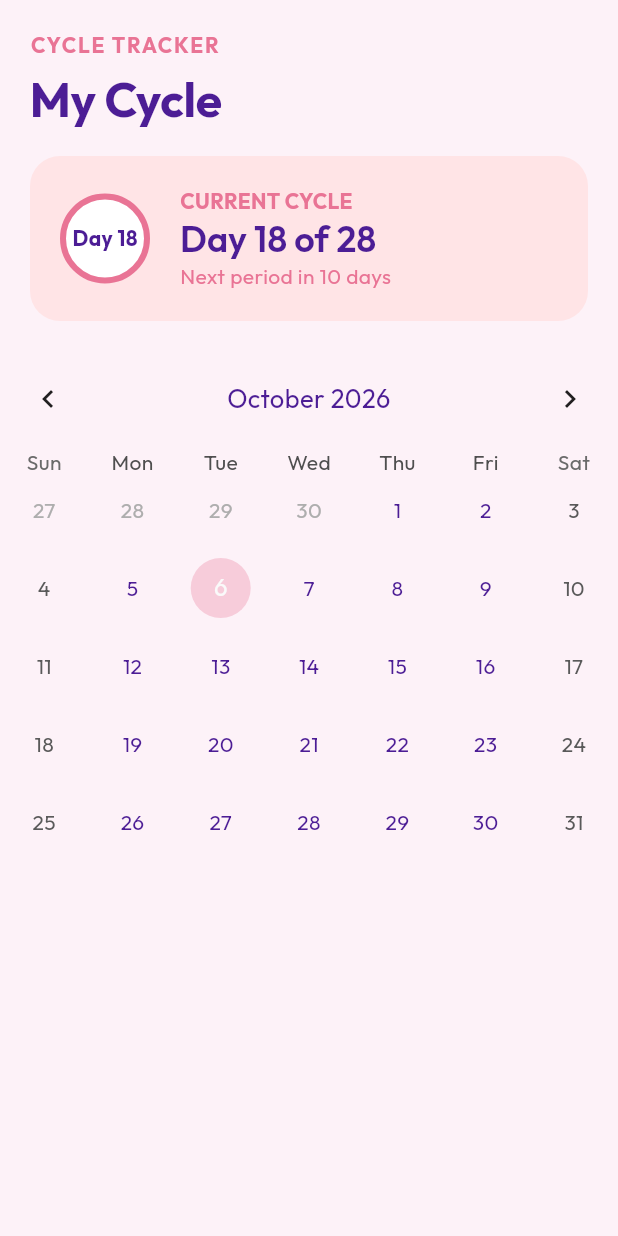
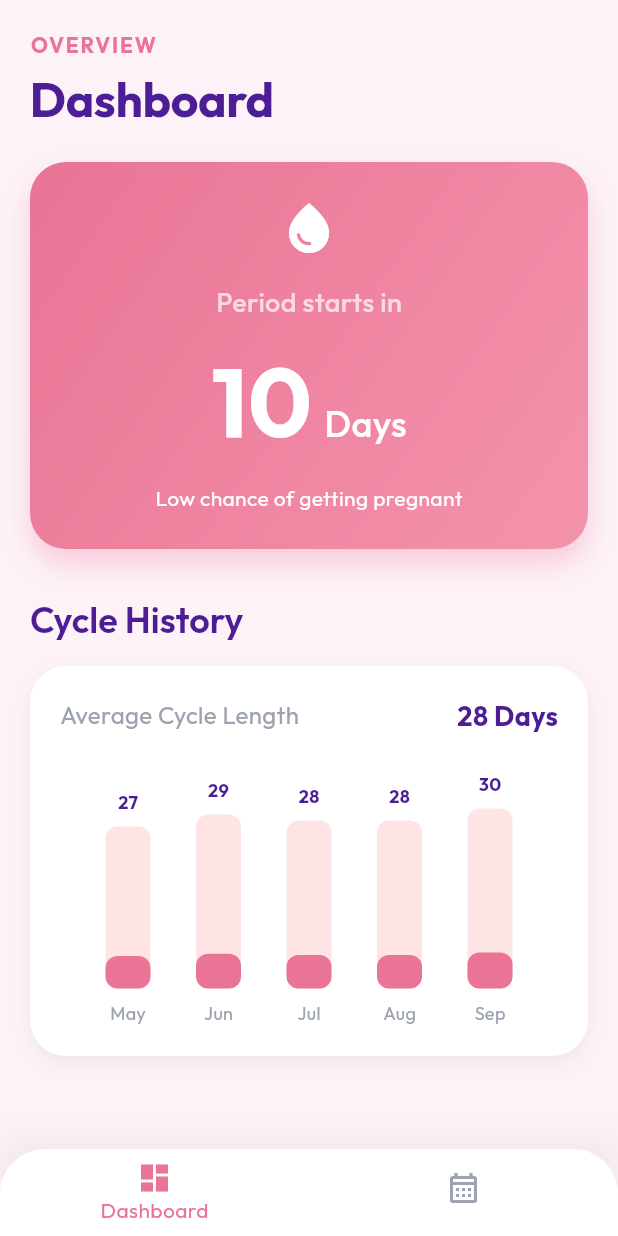
Before and after one commit to sathira21/CycleTracket, a Flutter app: the screen it shows after launch, on a phone screen of 412 x 824 dp. Run offline on Flutter 3.47's test engine with Material 3 defaults, Android fonts, the phone set to English and light mode, and no system bars; drawn by our look-alikes of table_calendar; our stand-ins replace google_fonts, hive, hive_flutter; accounts and stored records are empty.

Commit message:
Add Dashboard Screen and Bottom Navigation Bar

```diff
--- a/lib/main.dart
+++ b/lib/main.dart
@@ -1,7 +1,7 @@
 import 'package:flutter/material.dart';
 import 'services/local_storage_service.dart';
 import 'theme/app_theme.dart';
-import 'screens/calendar_screen.dart';
+import 'screens/main_screen.dart';
 
 void main() async {
   WidgetsFlutterBinding.ensureInitialized();
@@ -17,7 +17,7 @@ class CycleCareApp extends StatelessWidget {
     return MaterialApp(
       title: 'Cycle Care',
       theme: AppTheme.lightTheme,
-      home: const CalendarScreen(),
+      home: const MainScreen(),
       debugShowCheckedModeBanner: false,
     );
   }
--- /dev/null
+++ b/lib/screens/dashboard_screen.dart
@@ -0,0 +1,144 @@
+import 'package:flutter/material.dart';
+import '../theme/app_theme.dart';
+import 'dart:math';
+
+class DashboardScreen extends StatelessWidget {
+  const DashboardScreen({super.key});
+
+  @override
+  Widget build(BuildContext context) {
+    return Scaffold(
+      body: SafeArea(
+        child: SingleChildScrollView(
+          child: Padding(
+            padding: const EdgeInsets.all(20.0),
+            child: Column(
+              crossAxisAlignment: CrossAxisAlignment.start,
+              children: [
+                const Text('OVERVIEW', style: TextStyle(color: AppTheme.primaryColor, fontWeight: FontWeight.bold, letterSpacing: 1.2)),
+                const SizedBox(height: 8),
+                Text('Dashboard', style: Theme.of(context).textTheme.displayLarge),
+                const SizedBox(height: 24),
+
+                // 1. Countdown Card
+                Container(
+                  width: double.infinity,
+                  padding: const EdgeInsets.all(24),
+                  decoration: BoxDecoration(
+                    gradient: const LinearGradient(
+                      colors: [AppTheme.primaryColor, Color(0xFFF493AC)],
+                      begin: Alignment.topLeft,
+                      end: Alignment.bottomRight,
+                    ),
+                    borderRadius: BorderRadius.circular(24),
+                    boxShadow: [
+                      BoxShadow(
+                        color: AppTheme.primaryColor.withOpacity(0.3),
+                        blurRadius: 15,
+                        offset: const Offset(0, 10),
+                      )
+                    ]
+                  ),
+                  child: Column(
+                    children: [
+                      const Icon(Icons.water_drop, color: Colors.white, size: 40),
+                      const SizedBox(height: 16),
+                      const Text(
+                        'Period starts in',
+                        style: TextStyle(color: Colors.white70, fontSize: 18, fontWeight: FontWeight.w500),
+                      ),
+                      const SizedBox(height: 8),
+                      Row(
+                        mainAxisAlignment: MainAxisAlignment.center,
+                        crossAxisAlignment: CrossAxisAlignment.baseline,
+                        textBaseline: TextBaseline.alphabetic,
+                        children: const [
+                          Text('10', style: TextStyle(color: Colors.white, fontSize: 64, fontWeight: FontWeight.bold)),
+                          SizedBox(width: 8),
+                          Text('Days', style: TextStyle(color: Colors.white, fontSize: 24, fontWeight: FontWeight.w500)),
+                        ],
+                      ),
+                      const SizedBox(height: 8),
+                      const Text('Low chance of getting pregnant', style: TextStyle(color: Colors.white, fontSize: 14)),
+                    ],
+                  ),
+                ),
+                const SizedBox(height: 32),
+
+                // 2. Monthly Summaries / Graphs
+                Text('Cycle History', style: Theme.of(context).textTheme.titleLarge),
+                const SizedBox(height: 16),
+                Container(
+                  padding: const EdgeInsets.all(20),
+                  decoration: BoxDecoration(
+                    color: Colors.white,
+                    borderRadius: BorderRadius.circular(24),
+                    boxShadow: [
+                      BoxShadow(
+                        color: Colors.black.withOpacity(0.05),
+                        blurRadius: 10,
+                        offset: const Offset(0, 5),
+                      )
+                    ]
+                  ),
+                  child: Column(
+                    children: [
+                      Row(
+                        mainAxisAlignment: MainAxisAlignment.spaceBetween,
+                        children: const [
+                          Text('Average Cycle Length', style: TextStyle(color: AppTheme.textLight, fontSize: 16)),
+                          Text('28 Days', style: TextStyle(color: AppTheme.textDark, fontSize: 18, fontWeight: FontWeight.bold)),
+                        ],
+                      ),
+                      const SizedBox(height: 24),
+                      Row(
+                        mainAxisAlignment: MainAxisAlignment.spaceEvenly,
+                        crossAxisAlignment: CrossAxisAlignment.end,
+                        children: [
+                          _buildBarChartColumn('May', 27, 30),
+                          _buildBarChartColumn('Jun', 29, 30),
+                          _buildBarChartColumn('Jul', 28, 30),
+                          _buildBarChartColumn('Aug', 28, 30),
+                          _buildBarChartColumn('Sep', 30, 30),
+                        ],
+                      ),
+                    ],
+                  ),
+                ),
+              ],
+            ),
+          ),
+        ),
+      ),
+    );
+  }
+
+  Widget _buildBarChartColumn(String month, int length, int maxLength) {
+    double heightFactor = length / maxLength;
+    return Column(
+      children: [
+        Text('$length', style: const TextStyle(color: AppTheme.textDark, fontWeight: FontWeight.bold, fontSize: 12)),
+        const SizedBox(height: 8),
+        Container(
+          width: 30,
+          height: 120 * heightFactor,
+          decoration: BoxDecoration(
+            color: AppTheme.cardColor,
+            borderRadius: BorderRadius.circular(8),
+          ),
+          alignment: Alignment.bottomCenter,
+          child: Container(
+            width: 30,
+            height: (120 * heightFactor) * 0.2, // Simulate period days
+            decoration: BoxDecoration(
+              color: AppTheme.primaryColor,
+              borderRadius: BorderRadius.circular(8),
+            ),
+          ),
+        ),
+        const SizedBox(height: 8),
+        Text(month, style: const TextStyle(color: AppTheme.textLight, fontSize: 12)),
+      ],
+    );
+  }
+}
--- /dev/null
+++ b/lib/screens/main_screen.dart
@@ -0,0 +1,71 @@
+import 'package:flutter/material.dart';
+import '../theme/app_theme.dart';
+import 'dashboard_screen.dart';
+import 'calendar_screen.dart';
+
+class MainScreen extends StatefulWidget {
+  const MainScreen({super.key});
+
+  @override
+  State<MainScreen> createState() => _MainScreenState();
+}
+
+class _MainScreenState extends State<MainScreen> {
+  int _currentIndex = 0;
+
+  final List<Widget> _screens = [
+    const DashboardScreen(),
+    const CalendarScreen(),
+  ];
+
+  @override
+  Widget build(BuildContext context) {
+    return Scaffold(
+      body: IndexedStack(
+        index: _currentIndex,
+        children: _screens,
+      ),
+      bottomNavigationBar: Container(
+        decoration: BoxDecoration(
+          boxShadow: [
+            BoxShadow(
+              color: Colors.black.withOpacity(0.05),
+              blurRadius: 20,
+              offset: const Offset(0, -5),
+            ),
+          ],
+        ),
+        child: ClipRRect(
+          borderRadius: const BorderRadius.vertical(top: Radius.circular(30)),
+          child: BottomNavigationBar(
+            currentIndex: _currentIndex,
+            onTap: (index) {
+              setState(() {
+                _currentIndex = index;
+              });
+            },
+            backgroundColor: Colors.white,
+            selectedItemColor: AppTheme.primaryColor,
+            unselectedItemColor: AppTheme.textLight,
+            showSelectedLabels: true,
+            showUnselectedLabels: false,
+            elevation: 0,
+            type: BottomNavigationBarType.fixed,
+            items: const [
+              BottomNavigationBarItem(
+                icon: Icon(Icons.dashboard_outlined),
+                activeIcon: Icon(Icons.dashboard),
+                label: 'Dashboard',
+              ),
+              BottomNavigationBarItem(
+                icon: Icon(Icons.calendar_month_outlined),
+                activeIcon: Icon(Icons.calendar_month),
+                label: 'Calendar',
+              ),
+            ],
+          ),
+        ),
+      ),
+    );
+  }
+}
```
